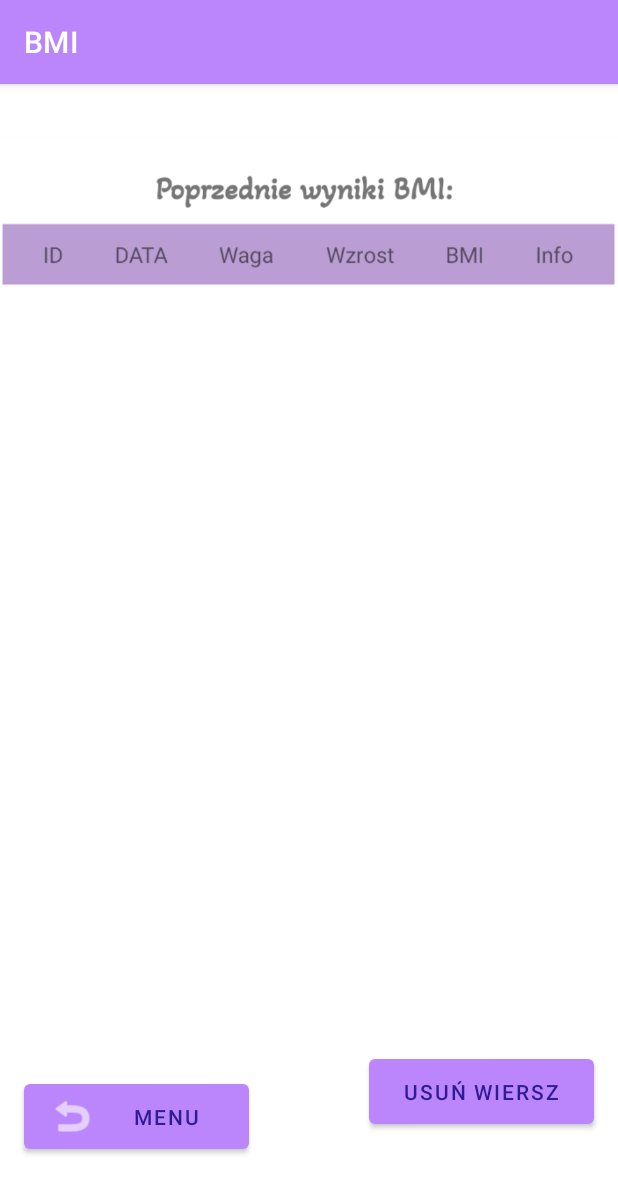
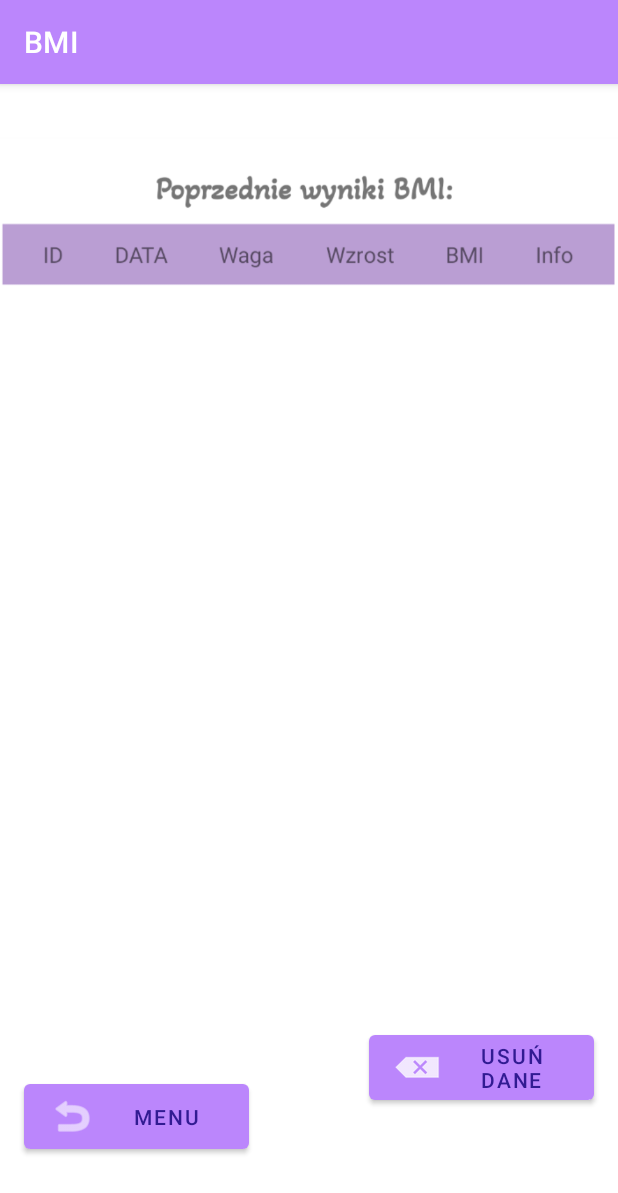
Before and after one commit to mikunciek/PWR_BMI_2022, an Android app: the PreviousTable screen opened directly, with no data from a screen before it, on a phone screen of 412 x 824 dp. Shown: the top 1193 px of the screen. Run offline under Robolectric (Android 15) with nearby library versions, the phone set to English and light mode, and no system bars; Roboto replaces fonts that are not available here.

Commit message:
refacoring code

```diff
--- a/app/src/main/java/com/example/bmi/DatabaseHandler.kt
+++ b/app/src/main/java/com/example/bmi/DatabaseHandler.kt
@@ -43,7 +43,7 @@ class DatabaseHandler(context: Context?) :
         onCreate(db)
     }
 
-    // code to add the new value - dodaje nowy wiersz do bazy
+    // code to add the new value
     fun addBMI(bmi: BMI) {
         val db = this.writableDatabase
         val values = ContentValues()
--- a/app/src/main/res/layout/activity_previous_table.xml
+++ b/app/src/main/res/layout/activity_previous_table.xml
@@ -21,87 +21,64 @@
         app:layout_constraintTop_toTopOf="@+id/imageView2"
         app:layout_constraintVertical_bias="0.604">
 
-        <TextView
-            android:id="@+id/layout"
-            android:layout_width="wrap_content"
-            android:layout_height="wrap_content"
-            android:fontFamily="casual"
-            android:text="Poprzednie wyniki BMI: "
-            android:textAlignment="center"
-            android:textColor="#455A64"
-            android:textSize="20sp"
-            android:textStyle="bold"
-            tools:ignore="HardcodedText">
-
-        </TextView>
-
 
         <TableRow
             android:id="@+id/table"
-            android:background="#BA9ED3"
-            android:padding="10dp">
+            android:padding="1dp">
 
             <TextView
                 android:id="@+id/id"
                 android:layout_width="wrap_content"
                 android:layout_height="wrap_content"
                 android:layout_weight="1"
-                android:clickable="false"
-                android:text="ID"
+                android:text=" "
                 android:textAlignment="center"
-                android:textColor="#4A148C"
-                tools:ignore="HardcodedText" />
+                tools:ignore="HardcodedText,SpeakableTextPresentCheck" />
 
             <TextView
                 android:id="@+id/date"
                 android:layout_width="wrap_content"
                 android:layout_height="wrap_content"
                 android:layout_weight="1"
-                android:clickable="false"
-                android:text="DATA"
+                android:text=" "
                 android:textAlignment="center"
-                android:textColor="#4A148C"
-                tools:ignore="HardcodedText" />
+                tools:ignore="HardcodedText,SpeakableTextPresentCheck" />
 
             <TextView
                 android:id="@+id/weight"
                 android:layout_width="wrap_content"
                 android:layout_height="wrap_content"
                 android:layout_weight="1"
-                android:text="Waga"
+                android:text=" "
                 android:textAlignment="center"
-                android:textColor="#4A148C"
-                tools:ignore="HardcodedText" />
+                tools:ignore="HardcodedText,SpeakableTextPresentCheck" />
 
             <TextView
                 android:id="@+id/height"
                 android:layout_width="wrap_content"
                 android:layout_height="wrap_content"
                 android:layout_weight="1"
-                android:text="Wzrost"
+                android:text=" "
                 android:textAlignment="center"
-                android:textColor="#4A148C"
-                tools:ignore="HardcodedText" />
+                tools:ignore="HardcodedText,SpeakableTextPresentCheck" />
 
             <TextView
                 android:id="@+id/bmi"
                 android:layout_width="wrap_content"
                 android:layout_height="wrap_content"
                 android:layout_weight="1"
-                android:text="BMI"
+                android:text=" "
                 android:textAlignment="center"
-                android:textColor="#4A148C"
-                tools:ignore="HardcodedText" />
+                tools:ignore="HardcodedText,SpeakableTextPresentCheck" />
 
             <TextView
                 android:id="@+id/info"
                 android:layout_width="wrap_content"
                 android:layout_height="wrap_content"
                 android:layout_weight="1"
-                android:text="Info"
+                android:text=" "
                 android:textAlignment="center"
-                android:textColor="#4A148C"
-                tools:ignore="HardcodedText" />
+                tools:ignore="HardcodedText,SpeakableTextPresentCheck" />
         </TableRow>
 
     </TableLayout>
@@ -117,7 +94,8 @@
         app:layout_constraintBottom_toBottomOf="parent"
         app:layout_constraintEnd_toEndOf="parent"
         app:layout_constraintHorizontal_bias="0.061"
-        app:layout_constraintStart_toStartOf="parent" />
+        app:layout_constraintStart_toStartOf="parent"
+        tools:ignore="HardcodedText" />
 
     <Button
         android:id="@+id/graph"
@@ -125,31 +103,34 @@
         android:layout_height="55dp"
         android:text="WYKRES"
         android:textColor="#311B92"
+        app:icon="@android:drawable/ic_menu_info_details"
         app:layout_constraintBottom_toBottomOf="parent"
         app:layout_constraintEnd_toEndOf="parent"
         app:layout_constraintStart_toStartOf="parent"
         app:layout_constraintTop_toBottomOf="@+id/layT"
-        app:layout_constraintVertical_bias="1.0" />
+        app:layout_constraintVertical_bias="1.0"
+        tools:ignore="HardcodedText" />
 
     <Button
         android:id="@+id/deleteRow"
         android:layout_width="150dp"
         android:layout_height="55dp"
         android:layout_marginTop="48dp"
-        android:text="Usuń wiersz"
+        android:text="Usuń dane"
         android:textColor="#311B92"
+        app:icon="@android:drawable/ic_input_delete"
         app:layout_constraintBottom_toBottomOf="parent"
         app:layout_constraintEnd_toEndOf="parent"
         app:layout_constraintHorizontal_bias="0.938"
         app:layout_constraintStart_toStartOf="parent"
         app:layout_constraintTop_toBottomOf="@+id/layT"
-        app:layout_constraintVertical_bias="0.633" />
+        app:layout_constraintVertical_bias="0.549"
+        tools:ignore="HardcodedText" />
 
     <ImageView
         android:id="@+id/imageView2"
         android:layout_width="wrap_content"
         android:layout_height="wrap_content"
-        android:contentDescription="TODO"
         app:layout_constraintEnd_toEndOf="parent"
         app:layout_constraintHorizontal_bias="1.0"
         app:layout_constraintStart_toStartOf="parent"
```
Also changed, not shown: app/src/main/java/com/example/bmi/PreviousTable.kt (+45 -23 lines), app/src/main/res/layout/activity_calculate_bmi.xml (+6 -2 lines).
